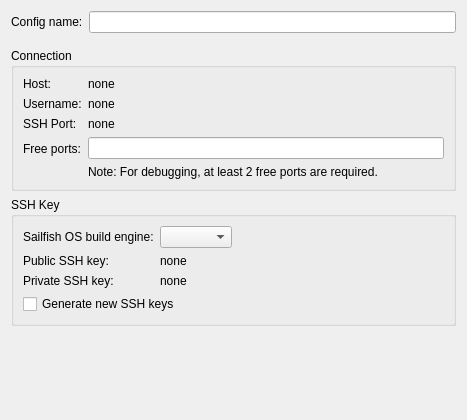
Old version of the form src/plugins/mer/merhardwaredevicewizardsetuppage.ui in the repository sailfishos/sailfish-qtcreator.
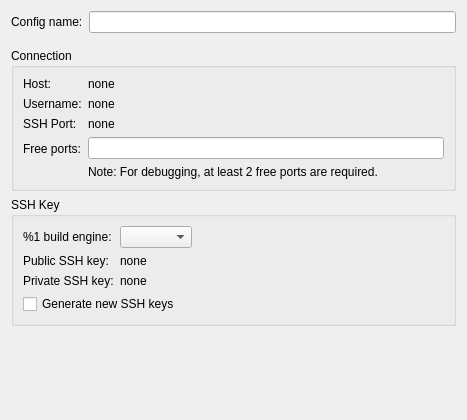
New version of the form.

Diff of the .ui file:
```diff
--- a/src/plugins/mer/merhardwaredevicewizardsetuppage.ui
+++ b/src/plugins/mer/merhardwaredevicewizardsetuppage.ui
@@ -155,7 +155,7 @@
         <item row="0" column="0">
          <widget class="QLabel" name="merSdkLabel">
           <property name="text">
-           <string>Sailfish OS build engine:</string>
+           <string>%1 build engine:</string>
           </property>
           <property name="buddy">
            <cstring>merSdkComboBox</cstring>
```
